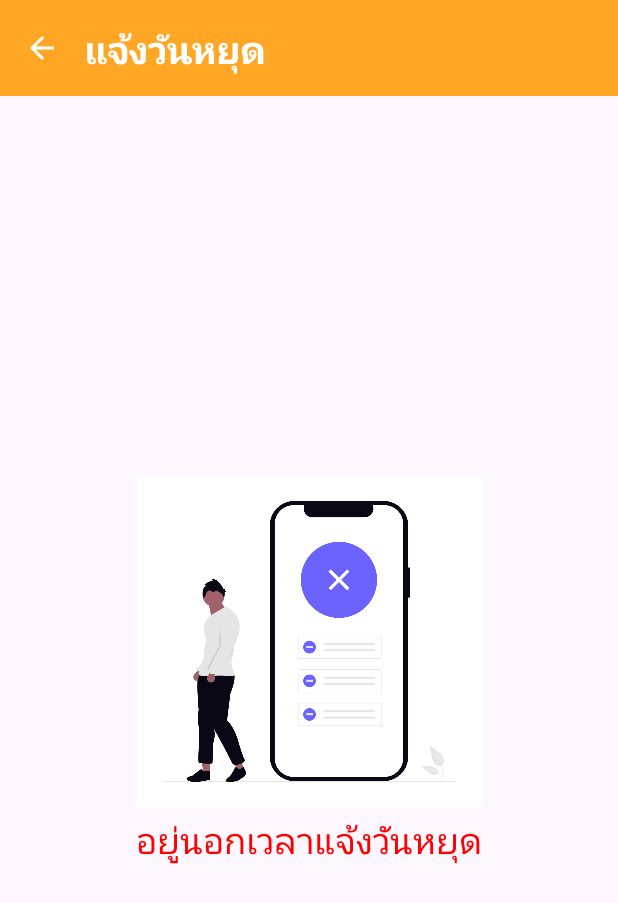
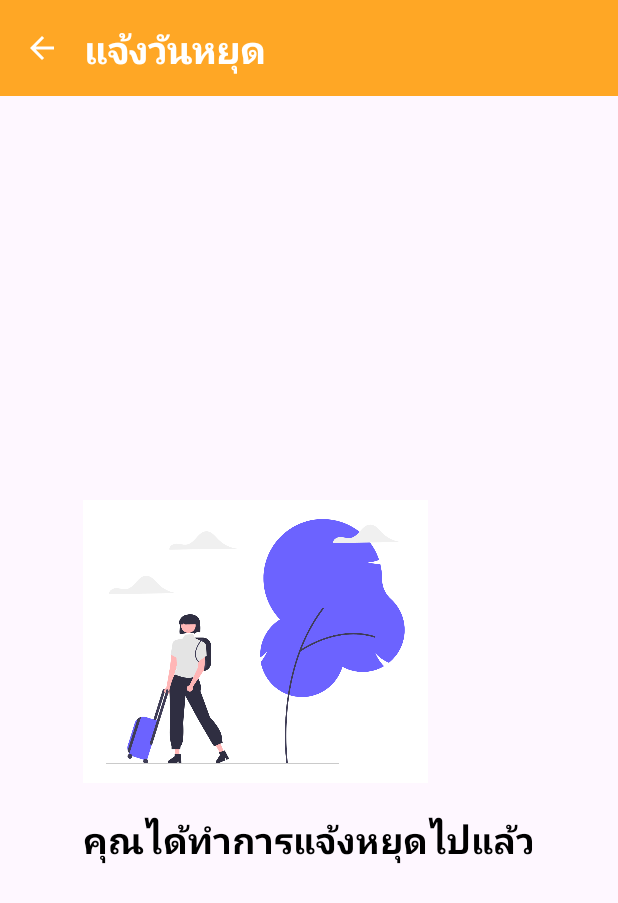
Before and after one commit to pondforwork/market_frontend, an Android app built with Jetpack Compose: the HolidayActivity screen opened directly, with no data from a screen before it, on a phone screen of 412 x 824 dp. Shown: the top 903 px of the screen. Run offline under Robolectric (Android 15) with nearby library versions, the phone set to English and light mode, and no system bars.

Commit message:
แสดงสถานะวันหยุด สมบูรณ์

```diff
--- a/app/src/main/java/com/example/marketbooking/api/ApiService.kt
+++ b/app/src/main/java/com/example/marketbooking/api/ApiService.kt
@@ -12,6 +12,7 @@ import retrofit2.http.Body
 import retrofit2.http.Field
 import retrofit2.http.GET
 import retrofit2.http.POST
+import retrofit2.http.Query
 
 interface ApiService {
     @GET("available_stalls")
@@ -32,8 +33,12 @@ interface ApiService {
     @POST("history")
     suspend fun getHistory(@Body request: HistoryRequest): Response<List<BookingHistory>>
 
+//    @GET("canholiday")
+//    suspend fun canHoliday(@Body booking_user_id : String): Response<CanHoliday>
+
     @GET("canholiday")
-    suspend fun canHoliday(): Response<CanHoliday>
+    suspend fun canHoliday(@Query("booking_user_id") bookingUserId: String): Response<CanHoliday>
+
 
     data class MakeHolidayRequest(val booking_user_id: String)
     @POST("makeholiday")
--- a/app/src/main/java/com/example/marketbooking/view/holiday/HolidayActivity.kt
+++ b/app/src/main/java/com/example/marketbooking/view/holiday/HolidayActivity.kt
@@ -59,7 +59,9 @@ class HolidayActivity : ComponentActivity() {
     private lateinit var userId: String
     private lateinit var scope: CoroutineScope
     private lateinit var historys: List<BookingHistory>;
-    private lateinit var canHoliday: MutableState<Boolean>
+//    private lateinit var canHoliday: MutableState<Boolean>
+
+    private lateinit var holidayStatus: MutableState<String>
 
     @RequiresApi(Build.VERSION_CODES.O)
     override fun onCreate(savedInstanceState: Bundle?) {
@@ -81,7 +83,10 @@ class HolidayActivity : ComponentActivity() {
             showLogoutDialog = remember { mutableStateOf(false) }
             userPreferences = UserPreferences(this)
             val user  = userPreferences.getUser()
-            canHoliday = remember { mutableStateOf(false) }
+//            canHoliday = remember { mutableStateOf(false) }
+
+            holidayStatus = remember { mutableStateOf("") }
+
             showSuccessDialog = remember { mutableStateOf(false) } // สร้าง state คุม Dialog สำเร็จ
             showConfirmDialog = remember { mutableStateOf(false) }
             showFailureDialog = remember { mutableStateOf(false) }
@@ -121,7 +126,7 @@ class HolidayActivity : ComponentActivity() {
                                 modifier = Modifier.align(Alignment.CenterHorizontally)
                             )
                         } else {
-                            if (canHoliday.value) {
+                            if (holidayStatus.value == "available") {
                                 Box(
                                     modifier = Modifier.fillMaxSize(),
                                     contentAlignment = Alignment.Center
@@ -161,7 +166,7 @@ class HolidayActivity : ComponentActivity() {
                                         }
                                     }
                                 }
-                            } else {
+                            } else if (holidayStatus.value == "unavailable") {
                                 Box(
                                     contentAlignment = Alignment.Center,
                                     modifier = Modifier.fillMaxSize()
@@ -174,13 +179,33 @@ class HolidayActivity : ComponentActivity() {
                                             contentDescription = "Example Image",
                                             modifier = Modifier.size(230.dp)
                                         )
-
-
                                         Text(
                                             "อยู่นอกเวลาแจ้งวันหยุด",
                                             color = Color.Red,
                                             textAlign = TextAlign.Center,
                                             fontSize = 24.sp // Increased font size
+                                        )
+                                    }
+                                }
+                            }else{
+                                // หยุดไปแล้ว
+                                Box(
+                                    modifier = Modifier.fillMaxSize(),
+                                    contentAlignment = Alignment.Center
+                                ) {
+                                    Column {
+                                        Image(
+                                            painter = painterResource(id = R.drawable.undraw_departing_010k),
+                                            contentDescription = "Example Image",
+                                            modifier = Modifier.size(230.dp)
+                                        )
+
+                                        Text(
+                                            "คุณได้ทำการแจ้งหยุดไปแล้ว",
+                                            color = Color.Black,
+                                            textAlign = TextAlign.Center,
+                                            fontSize = 24.sp ,
+                                            fontWeight = FontWeight.Bold
                                         )
                                     }
                                 }
@@ -240,8 +265,15 @@ class HolidayActivity : ComponentActivity() {
     private suspend fun iscanHoliday() {
         try {
             isLoading.value = true
-            val holidayResponse = RetrofitClient.apiService.canHoliday()
-            canHoliday.value = holidayResponse.isSuccessful && holidayResponse.body()?.status == "available"
+            val holidayResponse = RetrofitClient.apiService.canHoliday(userId.toString())
+//            canHoliday.value = holidayResponse.isSuccessful && holidayResponse.body()?.status == "available"
+
+            if(holidayResponse.isSuccessful && holidayResponse.body()?.status!=null){
+                holidayStatus.value = holidayResponse.body()?.status.toString()
+                println(holidayStatus.value)
+            }
+
+
         } catch (e: Exception) {
             Log.e("API_RESPONSE", "Exception: ${e.message}")
             historys = emptyList()
```
